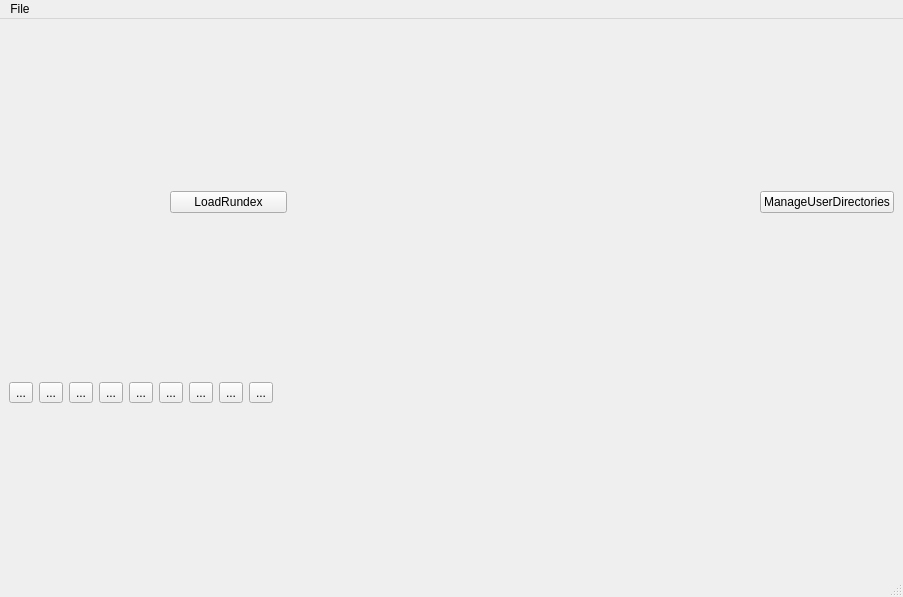
Above: scripts/Interface/ui/drill/main/main.ui from mantidproject/mantid before the change. Below: the same form after it.
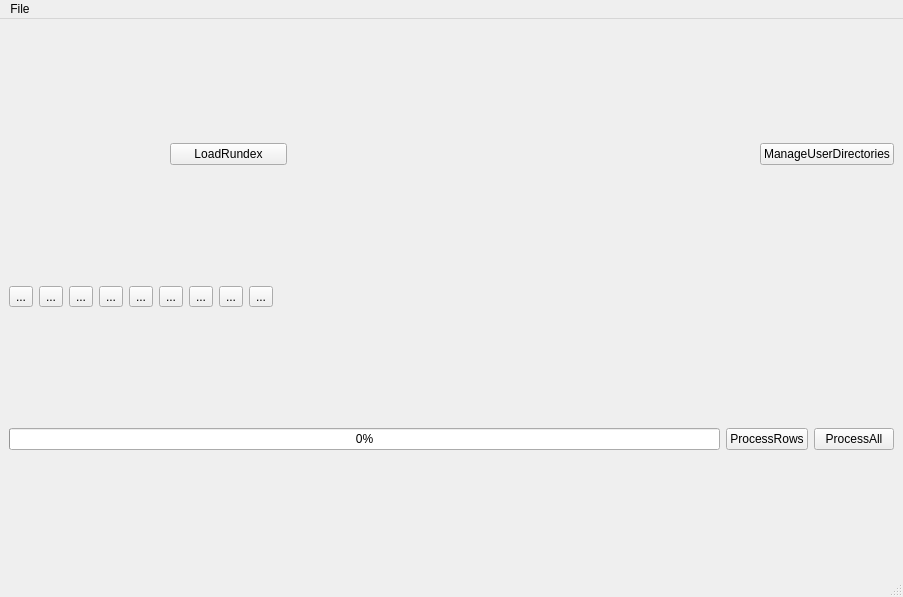
That is the form after the change.

Commit message: added progress bar and process buttons in ui

```diff
--- a/scripts/Interface/ui/drill/main/main.ui
+++ b/scripts/Interface/ui/drill/main/main.ui
@@ -188,6 +188,37 @@
         </property>
        </layout>
       </item>
+      <item>
+       <layout class="QHBoxLayout" name="progress">
+        <item>
+         <widget class="QProgressBar" name="progressBar">
+          <property name="value">
+           <number>0</number>
+          </property>
+         </widget>
+        </item>
+        <item>
+         <widget class="QPushButton" name="processRows">
+          <property name="toolTip">
+           <string>Process selected rows</string>
+          </property>
+          <property name="text">
+           <string>ProcessRows</string>
+          </property>
+         </widget>
+        </item>
+        <item>
+         <widget class="QPushButton" name="processAll">
+          <property name="toolTip">
+           <string>Process the whole table</string>
+          </property>
+          <property name="text">
+           <string>ProcessAll</string>
+          </property>
+         </widget>
+        </item>
+       </layout>
+      </item>
       <item>
        <layout class="QHBoxLayout" name="footer" stretch="">
         <property name="sizeConstraint">
```
